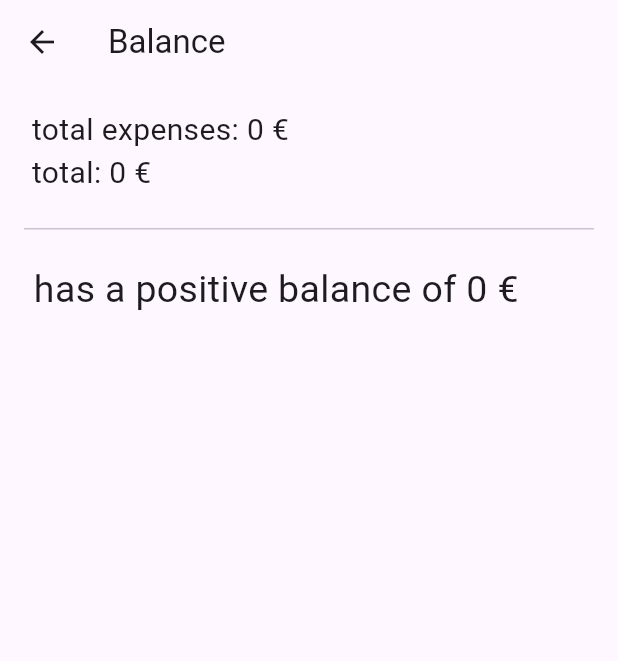
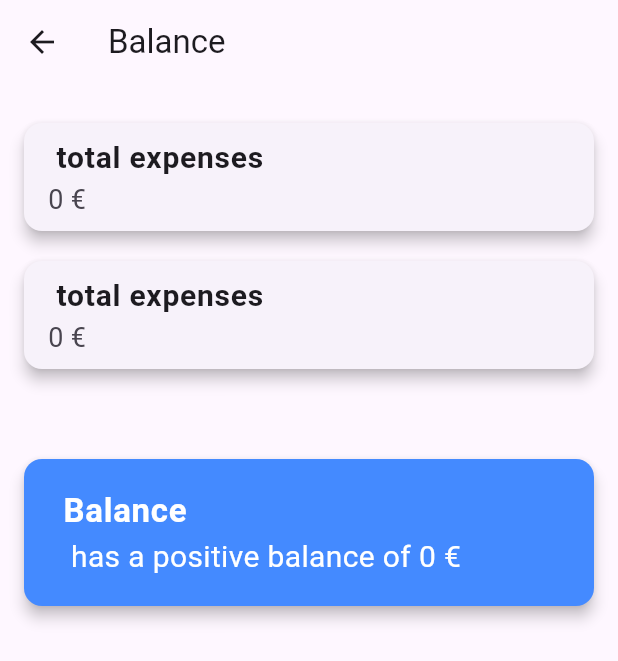
Before and after one commit to GonzoTBA/flutter-expenses, a Flutter app: the BalanceScreen screen opened directly, on a phone screen of 412 x 824 dp. Shown: the top 661 px of the screen. Run offline on Flutter 3.47's test engine with Material 3 defaults, Android fonts, the phone set to English and light mode, and no system bars; our stand-ins replace firebase_auth, firebase_core, firebase_database, fluttertoast, logger; accounts and stored records are empty.

Commit message:
Made balance screen more elegant

```diff
--- a/lib/screens/balance_screen.dart
+++ b/lib/screens/balance_screen.dart
@@ -130,15 +130,54 @@ class BalanceScreenState extends State<BalanceScreen> {
             mainAxisAlignment: MainAxisAlignment.start,
             crossAxisAlignment: CrossAxisAlignment.start,
             children: [
-              Text('$currentUserName total expenses: $currentUserTotal €',
-                style: const TextStyle(fontSize: 20.0)),
-              Text('$otherUserName total: $otherUserTotal €',
-                style: const TextStyle(fontSize: 20.0)),
+              Card(
+                elevation: 4.0,
+                margin: const EdgeInsets.symmetric(vertical: 10.0, horizontal: 0),
+                child: ListTile(
+                  title: Text(
+                    '$currentUserName total expenses',
+                    style: const TextStyle(fontSize: 20.0, fontWeight: FontWeight.bold),
+                  ),
+                  subtitle: Text(
+                    '$currentUserTotal €',
+                    style: const TextStyle(fontSize: 18.0),
+                  ),
+                ),
+              ),
+              Card(
+                elevation: 4.0,
+                margin: const EdgeInsets.symmetric(vertical: 10.0, horizontal: 0),
+                child: ListTile(
+                  title: Text(
+                    '$otherUserName total expenses',
+                    style: const TextStyle(fontSize: 20.0, fontWeight: FontWeight.bold),
+                  ),
+                  subtitle: Text(
+                    '$otherUserTotal €',
+                    style: const TextStyle(fontSize: 18.0),
+                  ),
+                ),
+              ),
               const SizedBox(height: 20.0),
-              const Divider(height: 5.0),
               const SizedBox(height: 20.0),
-              Text('$higherPayerName has a positive balance of $expenseDifferenceFinal €',
-                style: const TextStyle(fontSize: 25.0)),
+                Card(
+                  color: Colors.blueAccent,
+                  elevation: 4.0,
+                  margin: const EdgeInsets.symmetric(vertical: 10.0, horizontal: 0),
+                  child: Padding(
+                    padding: const EdgeInsets.all(10.0),
+                    child: ListTile(
+                      title: const Text(
+                        'Balance',
+                        style: TextStyle(fontSize: 22.0, fontWeight: FontWeight.bold, color: Colors.white),
+                      ),
+                      subtitle: Text(
+                        '$higherPayerName has a positive balance of $expenseDifferenceFinal €',
+                        style: const TextStyle(fontSize: 20.0, color: Colors.white),
+                      ),
+                    ),
+                  ),
+                ),
             ],
           ),
         ),
```
Lines whose indentation alone changed are shown as unchanged.
